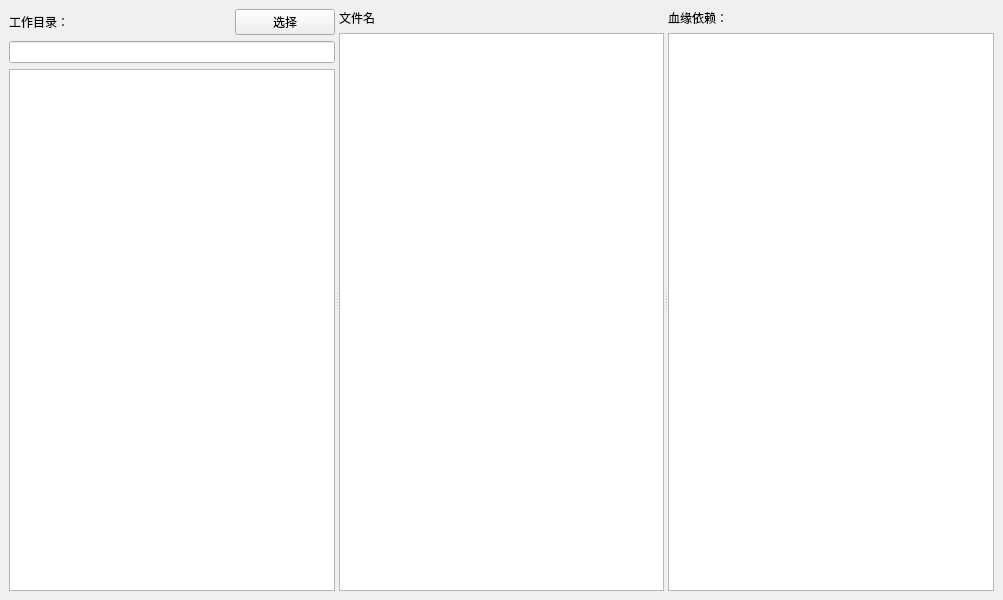
Old version of the form ui/FileBloodUI.ui in the repository lj786824023/DataView.
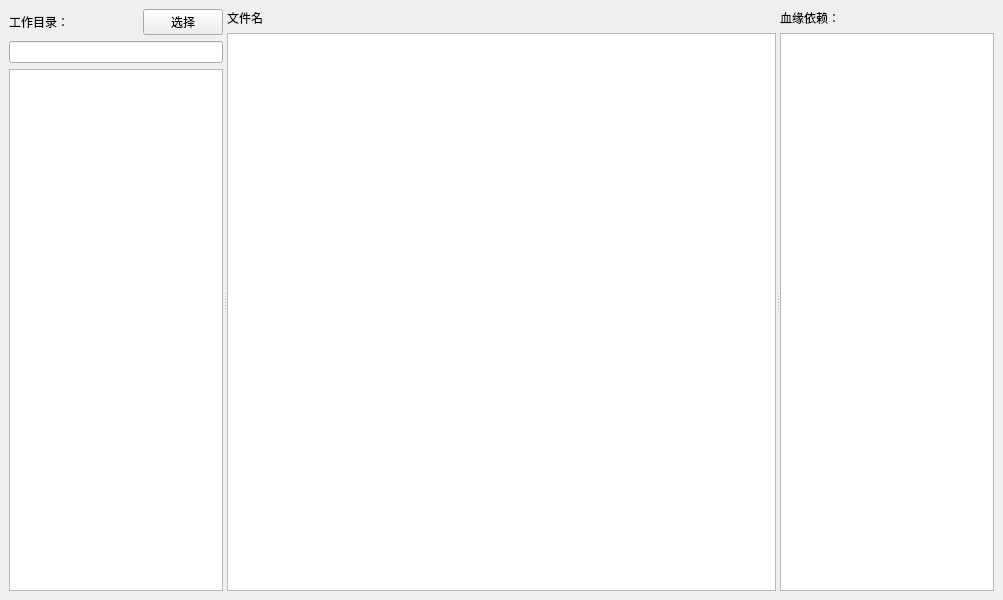
New version of the form. Custom widgets are drawn as their Qt base class.

```diff
--- a/ui/FileBloodUI.ui
+++ b/ui/FileBloodUI.ui
@@ -23,11 +23,11 @@
       <widget class="QWidget" name="layoutWidget">
        <layout class="QVBoxLayout" name="verticalLayout_11">
         <item>
-         <layout class="QHBoxLayout" name="horizontalLayout_19" stretch="3,1">
-          <item>
+         <layout class="QHBoxLayout" name="horizontalLayout_19">
+          <item alignment="Qt::AlignLeft">
            <widget class="BodyLabel" name="label_10">
             <property name="sizePolicy">
-             <sizepolicy hsizetype="Ignored" vsizetype="Preferred">
+             <sizepolicy hsizetype="Fixed" vsizetype="Preferred">
               <horstretch>0</horstretch>
               <verstretch>0</verstretch>
              </sizepolicy>
@@ -37,20 +37,14 @@
             </property>
            </widget>
           </item>
-          <item>
+          <item alignment="Qt::AlignRight">
            <widget class="PushButton" name="btn_dir_blood">
             <property name="sizePolicy">
-             <sizepolicy hsizetype="Fixed" vsizetype="Fixed">
+             <sizepolicy hsizetype="Ignored" vsizetype="Fixed">
               <horstretch>0</horstretch>
               <verstretch>0</verstretch>
              </sizepolicy>
             </property>
-            <property name="minimumSize">
-             <size>
-              <width>100</width>
-              <height>0</height>
-             </size>
-            </property>
             <property name="text">
              <string>选择</string>
             </property>
@@ -60,13 +54,32 @@
         </item>
         <item>
          <widget class="LineEdit" name="edt_dir_blood">
+          <property name="sizePolicy">
+           <sizepolicy hsizetype="Ignored" vsizetype="Fixed">
+            <horstretch>0</horstretch>
+            <verstretch>0</verstretch>
+           </sizepolicy>
+          </property>
           <property name="readOnly">
            <bool>true</bool>
           </property>
          </widget>
         </item>
         <item>
-         <widget class="ListWidget" name="lsw_blood"/>
+         <widget class="ListWidget" name="lsw_blood">
+          <property name="sizePolicy">
+           <sizepolicy hsizetype="Ignored" vsizetype="Expanding">
+            <horstretch>0</horstretch>
+            <verstretch>0</verstretch>
+           </sizepolicy>
+          </property>
+          <property name="minimumSize">
+           <size>
+            <width>100</width>
+            <height>0</height>
+           </size>
+          </property>
+         </widget>
         </item>
        </layout>
       </widget>
@@ -84,9 +97,6 @@
           <property name="lineWrapMode">
            <enum>QTextEdit::NoWrap</enum>
           </property>
-          <property name="readOnly">
-           <bool>true</bool>
-          </property>
          </widget>
         </item>
        </layout>
@@ -95,6 +105,12 @@
        <layout class="QVBoxLayout" name="verticalLayout_13">
         <item>
          <widget class="BodyLabel" name="label_9">
+          <property name="sizePolicy">
+           <sizepolicy hsizetype="Fixed" vsizetype="Preferred">
+            <horstretch>0</horstretch>
+            <verstretch>0</verstretch>
+           </sizepolicy>
+          </property>
           <property name="text">
            <string>血缘依赖：</string>
           </property>
@@ -102,6 +118,18 @@
         </item>
         <item>
          <widget class="TextEdit" name="edt_file_blood">
+          <property name="sizePolicy">
+           <sizepolicy hsizetype="Ignored" vsizetype="Expanding">
+            <horstretch>0</horstretch>
+            <verstretch>0</verstretch>
+           </sizepolicy>
+          </property>
+          <property name="minimumSize">
+           <size>
+            <width>100</width>
+            <height>0</height>
+           </size>
+          </property>
           <property name="lineWrapMode">
            <enum>QTextEdit::NoWrap</enum>
           </property>
```
